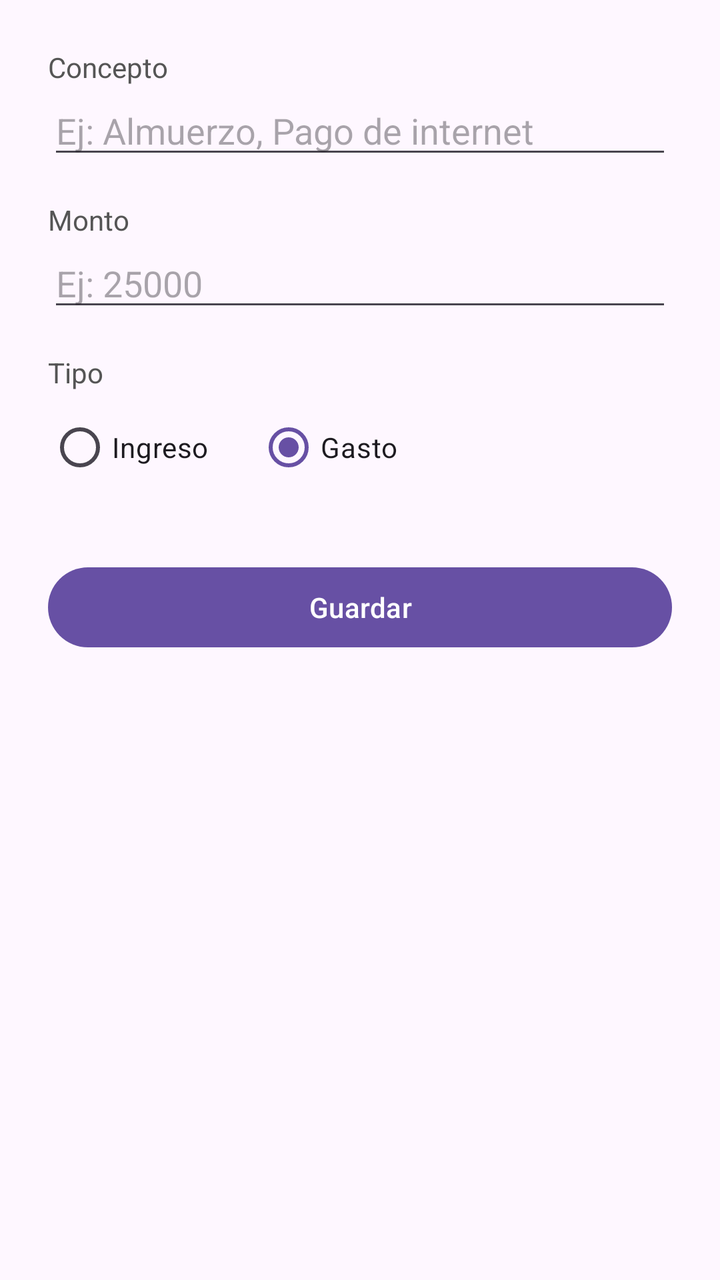
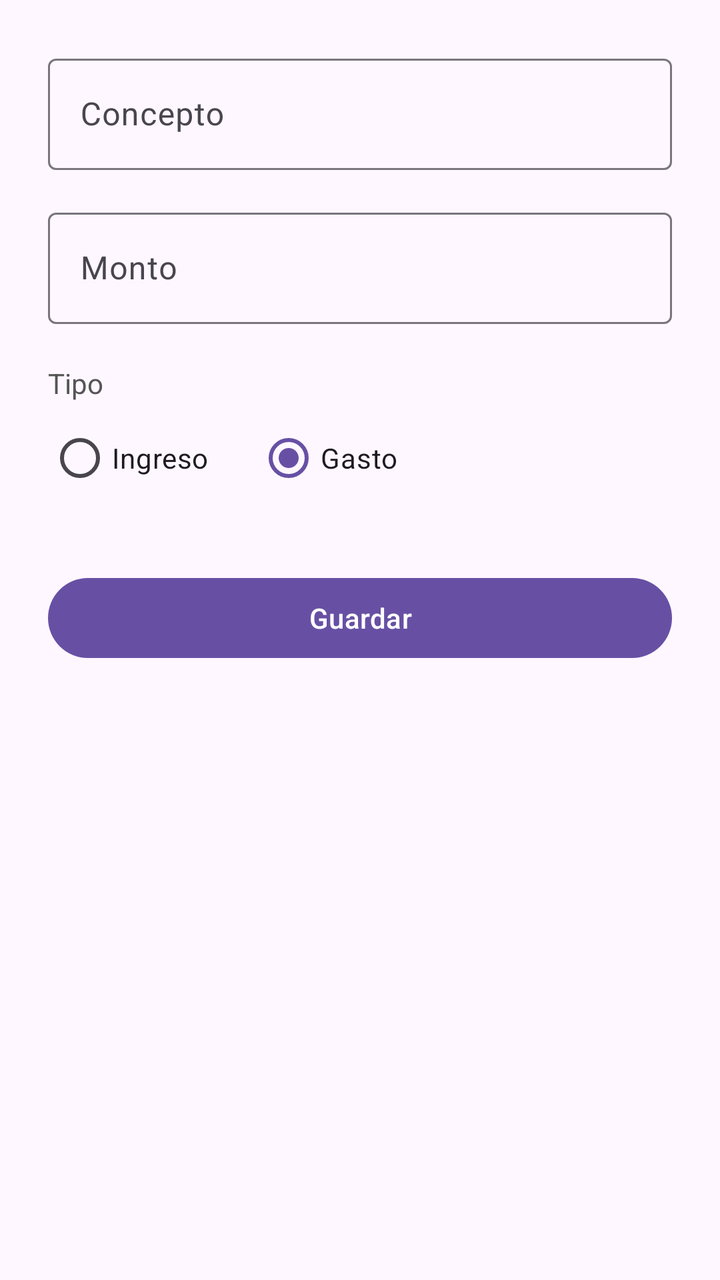

Compare the two renders of this Android layout. The source of the first and the diff that turns it into the second are given below.
<!-- AndroidManifest.xml: application theme Theme.Finanzas -->
<!-- res/layout/activity_form.xml -->
<?xml version="1.0" encoding="utf-8"?>
<ScrollView xmlns:android="http://schemas.android.com/apk/res/android"
    android:layout_width="match_parent"
    android:layout_height="match_parent"
    android:fillViewport="true">

    <LinearLayout
        android:layout_width="match_parent"
        android:layout_height="wrap_content"
        android:orientation="vertical"
        android:padding="24dp">

        
        <TextView
            android:layout_width="wrap_content"
            android:layout_height="wrap_content"
            android:text="Concepto"
            android:textSize="14sp"
            android:textColor="#555555" />

        <EditText
            android:id="@+id/edtConcepto"
            android:layout_width="match_parent"
            android:layout_height="wrap_content"
            android:hint="Ej: Almuerzo, Pago de internet"
            android:inputType="textCapSentences"
            android:maxLines="1" />

        
        <TextView
            android:layout_width="wrap_content"
            android:layout_height="wrap_content"
            android:layout_marginTop="16dp"
            android:text="Monto"
            android:textSize="14sp"
            android:textColor="#555555" />

        <EditText
            android:id="@+id/edtMonto"
            android:layout_width="match_parent"
            android:layout_height="wrap_content"
            android:hint="Ej: 25000"
            android:inputType="numberDecimal" />

        
        <TextView
            android:layout_width="wrap_content"
            android:layout_height="wrap_content"
            android:layout_marginTop="16dp"
            android:text="Tipo"
            android:textSize="14sp"
            android:textColor="#555555" />

        <RadioGroup
            android:id="@+id/grupoTipo"
            android:layout_width="match_parent"
            android:layout_height="wrap_content"
            android:orientation="horizontal"
            android:layout_marginTop="4dp">

            <RadioButton
                android:id="@+id/radioIngreso"
                android:layout_width="wrap_content"
                android:layout_height="wrap_content"
                android:text="Ingreso" />

            <RadioButton
                android:id="@+id/radioGasto"
                android:layout_width="wrap_content"
                android:layout_height="wrap_content"
                android:layout_marginStart="24dp"
                android:text="Gasto"
                android:checked="true" />
        </RadioGroup>

        
        <Button
            android:id="@+id/btnGuardar"
            android:layout_width="match_parent"
            android:layout_height="wrap_content"
            android:layout_marginTop="32dp"
            android:text="Guardar" />

    </LinearLayout>
</ScrollView>
<!-- resources referenced by this layout -->
<resources>
  <style name="Theme.Finanzas" parent="Base.Theme.Finanzas" />
  <style name="Base.Theme.Finanzas" parent="Theme.Material3.DayNight.NoActionBar">
          
          
      </style>
</resources>

<!-- the commit's change to res/layout/activity_form.xml (unified diff, before → after) -->
@@ -1,5 +1,6 @@
 <?xml version="1.0" encoding="utf-8"?>
 <ScrollView xmlns:android="http://schemas.android.com/apk/res/android"
+    xmlns:app="http://schemas.android.com/apk/res-auto"
     android:layout_width="match_parent"
     android:layout_height="match_parent"
     android:fillViewport="true">
@@ -11,52 +12,54 @@
         android:padding="24dp">
 
         
-        <TextView
-            android:layout_width="wrap_content"
-            android:layout_height="wrap_content"
-            android:text="Concepto"
-            android:textSize="14sp"
-            android:textColor="#555555" />
-
-        <EditText
-            android:id="@+id/edtConcepto"
+        <com.google.android.material.textfield.TextInputLayout
+            android:id="@+id/layoutConcepto"
+            style="@style/Widget.Material3.TextInputLayout.OutlinedBox"
             android:layout_width="match_parent"
             android:layout_height="wrap_content"
-            android:hint="Ej: Almuerzo, Pago de internet"
-            android:inputType="textCapSentences"
-            android:maxLines="1" />
+            android:hint="Concepto">
+
+            <com.google.android.material.textfield.TextInputEditText
+                android:id="@+id/edtConcepto"
+                android:layout_width="match_parent"
+                android:layout_height="wrap_content"
+                android:inputType="textCapSentences"
+                android:maxLines="1" />
+
+        </com.google.android.material.textfield.TextInputLayout>
+
+        
+        <com.google.android.material.textfield.TextInputLayout
+            android:id="@+id/layoutMonto"
+            style="@style/Widget.Material3.TextInputLayout.OutlinedBox"
+            android:layout_width="match_parent"
+            android:layout_height="wrap_content"
+            android:layout_marginTop="16dp"
+            android:hint="Monto">
+
+            <com.google.android.material.textfield.TextInputEditText
+                android:id="@+id/edtMonto"
+                android:layout_width="match_parent"
+                android:layout_height="wrap_content"
+                android:inputType="numberDecimal" />
+
+        </com.google.android.material.textfield.TextInputLayout>
 
         
         <TextView
             android:layout_width="wrap_content"
             android:layout_height="wrap_content"
-            android:layout_marginTop="16dp"
-            android:text="Monto"
-            android:textSize="14sp"
-            android:textColor="#555555" />
-
-        <EditText
-            android:id="@+id/edtMonto"
-            android:layout_width="match_parent"
-            android:layout_height="wrap_content"
-            android:hint="Ej: 25000"
-            android:inputType="numberDecimal" />
-
-        
-        <TextView
-            android:layout_width="wrap_content"
-            android:layout_height="wrap_content"
-            android:layout_marginTop="16dp"
+            android:layout_marginTop="20dp"
             android:text="Tipo"
-            android:textSize="14sp"
-            android:textColor="#555555" />
+            android:textColor="#555555"
+            android:textSize="14sp" />
 
         <RadioGroup
             android:id="@+id/grupoTipo"
             android:layout_width="match_parent"
             android:layout_height="wrap_content"
-            android:orientation="horizontal"
-            android:layout_marginTop="4dp">
+            android:layout_marginTop="4dp"
+            android:orientation="horizontal">
 
             <RadioButton
                 android:id="@+id/radioIngreso"
@@ -69,12 +72,12 @@
                 android:layout_width="wrap_content"
                 android:layout_height="wrap_content"
                 android:layout_marginStart="24dp"
-                android:text="Gasto"
-                android:checked="true" />
+                android:checked="true"
+                android:text="Gasto" />
         </RadioGroup>
 
         
-        <Button
+        <com.google.android.material.button.MaterialButton
             android:id="@+id/btnGuardar"
             android:layout_width="match_parent"
             android:layout_height="wrap_content"
